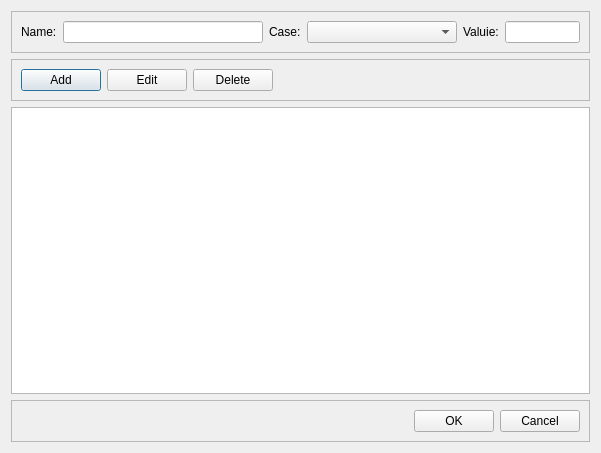
First picture: the form in src/ui/loads_dialog/loads_ui/loads_dialog.ui, repository halledega/StudWalls, before the edit.
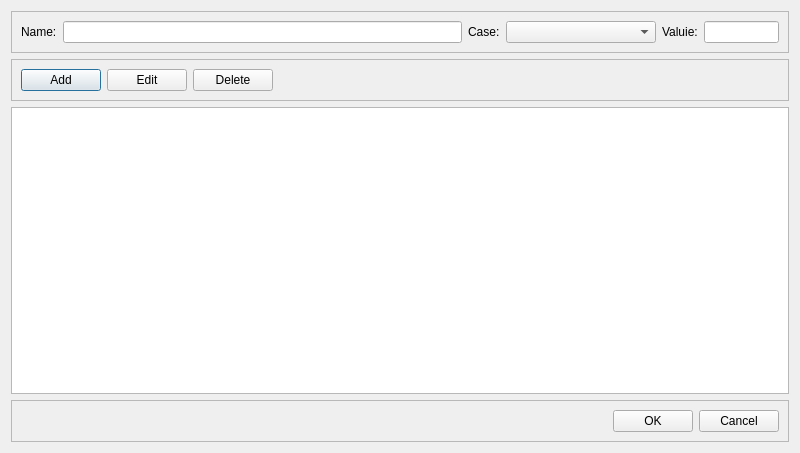
Second picture: the form after the edit.

The edit to the form file:
```diff
--- a/src/ui/loads_dialog/loads_ui/loads_dialog.ui
+++ b/src/ui/loads_dialog/loads_ui/loads_dialog.ui
@@ -6,7 +6,7 @@
    <rect>
     <x>0</x>
     <y>0</y>
-    <width>601</width>
+    <width>800</width>
     <height>453</height>
    </rect>
   </property>
```
